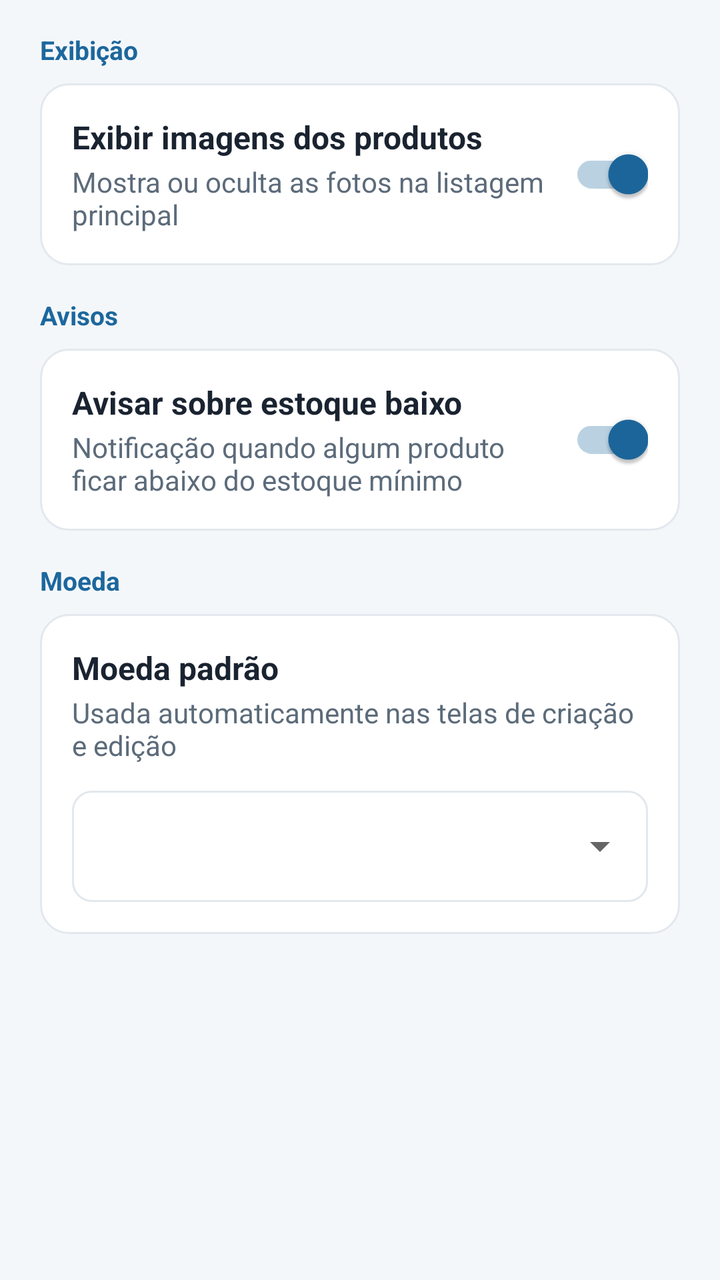
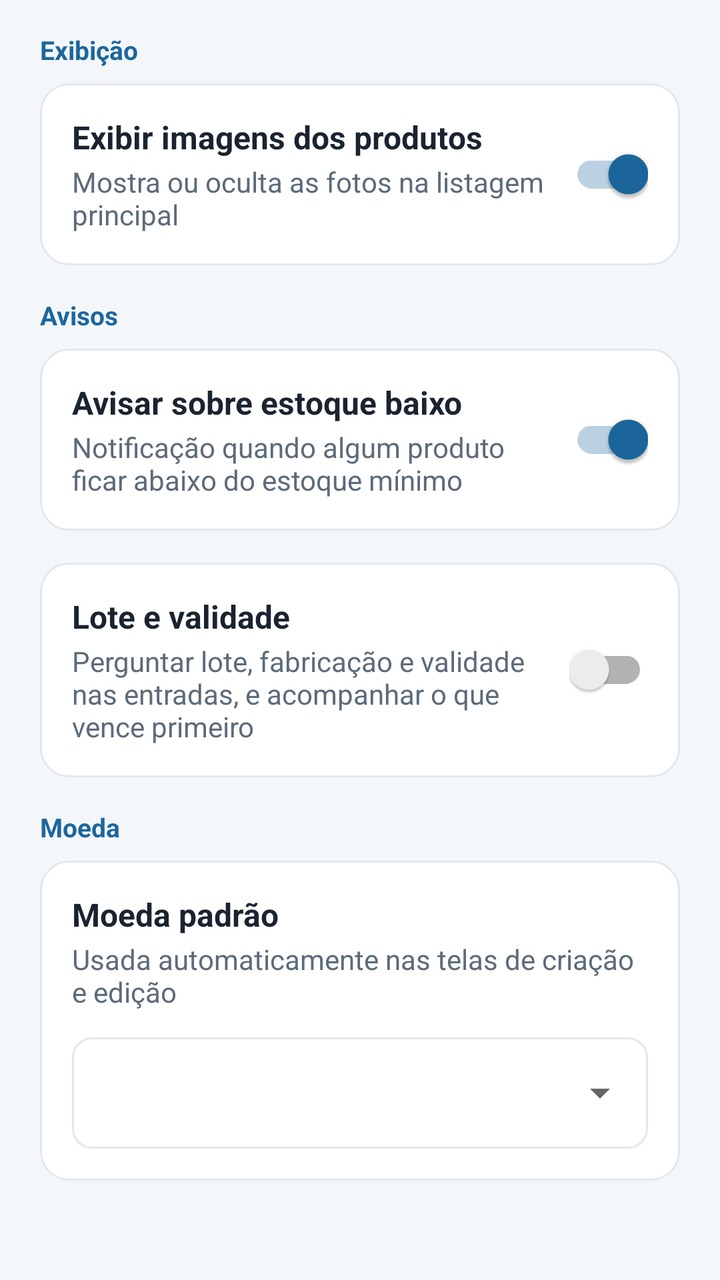

Compare the two renders of this Android layout. The source of the first and the diff that turns it into the second are given below.
<!-- AndroidManifest.xml: application theme CustomActionBarTheme -->
<!-- res/layout/activity_settings.xml -->
<?xml version="1.0" encoding="utf-8"?>
<ScrollView xmlns:android="http://schemas.android.com/apk/res/android"
    xmlns:app="http://schemas.android.com/apk/res-auto"
    android:layout_width="match_parent"
    android:layout_height="match_parent"
    android:fitsSystemWindows="true"
    android:background="@color/color_surface">

    <LinearLayout
        android:layout_width="match_parent"
        android:layout_height="wrap_content"
        android:orientation="vertical"
        android:paddingLeft="@dimen/screen_padding_horizontal"
        android:paddingRight="@dimen/screen_padding_horizontal"
        android:paddingTop="@dimen/screen_padding_top"
        android:paddingBottom="@dimen/screen_padding_bottom">

        <TextView
            android:layout_width="wrap_content"
            android:layout_height="wrap_content"
            android:text="@string/settings_section_display"
            android:textAppearance="@style/TextAppearance.Estoque.Label"
            android:layout_marginBottom="@dimen/field_gap" />

        <LinearLayout
            android:layout_width="match_parent"
            android:layout_height="wrap_content"
            android:orientation="horizontal"
            android:gravity="center_vertical"
            android:background="@drawable/bg_surface"
            android:padding="@dimen/group_padding_compact"
            android:layout_marginBottom="@dimen/section_gap">

            <LinearLayout
                android:layout_width="0dp"
                android:layout_height="wrap_content"
                android:layout_weight="1"
                android:orientation="vertical"
                android:paddingRight="@dimen/field_gap">

                <TextView
                    android:layout_width="wrap_content"
                    android:layout_height="wrap_content"
                    android:text="@string/settings_show_images_title"
                    android:textAppearance="@style/TextAppearance.Estoque.Section" />

                <TextView
                    android:layout_width="wrap_content"
                    android:layout_height="wrap_content"
                    android:text="@string/settings_show_images_summary"
                    android:textAppearance="@style/TextAppearance.Estoque.Supporting"
                    android:layout_marginTop="2dp" />
            </LinearLayout>

            <androidx.appcompat.widget.SwitchCompat
                android:id="@+id/switchShowImages"
                android:layout_width="wrap_content"
                android:layout_height="wrap_content"
                android:checked="true" />
        </LinearLayout>

        <TextView
            android:layout_width="wrap_content"
            android:layout_height="wrap_content"
            android:text="Avisos"
            android:textAppearance="@style/TextAppearance.Estoque.Label"
            android:layout_marginBottom="@dimen/field_gap" />

        <LinearLayout
            android:layout_width="match_parent"
            android:layout_height="wrap_content"
            android:orientation="horizontal"
            android:gravity="center_vertical"
            android:background="@drawable/bg_surface"
            android:padding="@dimen/group_padding_compact"
            android:layout_marginBottom="@dimen/section_gap">

            <LinearLayout
                android:layout_width="0dp"
                android:layout_height="wrap_content"
                android:layout_weight="1"
                android:orientation="vertical"
                android:paddingRight="@dimen/field_gap">

                <TextView
                    android:layout_width="wrap_content"
                    android:layout_height="wrap_content"
                    android:text="Avisar sobre estoque baixo"
                    android:textAppearance="@style/TextAppearance.Estoque.Section" />

                <TextView
                    android:id="@+id/lowStockAlertsSummary"
                    android:layout_width="wrap_content"
                    android:layout_height="wrap_content"
                    android:text="Notificação quando algum produto ficar abaixo do estoque mínimo"
                    android:textAppearance="@style/TextAppearance.Estoque.Supporting"
                    android:layout_marginTop="2dp" />
            </LinearLayout>

            <androidx.appcompat.widget.SwitchCompat
                android:id="@+id/switchLowStockAlerts"
                android:layout_width="wrap_content"
                android:layout_height="wrap_content"
                android:checked="true" />
        </LinearLayout>

        <TextView
            android:layout_width="wrap_content"
            android:layout_height="wrap_content"
            android:text="@string/settings_section_currency"
            android:textAppearance="@style/TextAppearance.Estoque.Label"
            android:layout_marginBottom="@dimen/field_gap" />

        <LinearLayout
            android:layout_width="match_parent"
            android:layout_height="wrap_content"
            android:orientation="vertical"
            android:background="@drawable/bg_surface"
            android:padding="@dimen/group_padding_compact">

            <TextView
                android:layout_width="wrap_content"
                android:layout_height="wrap_content"
                android:text="@string/settings_default_currency_title"
                android:textAppearance="@style/TextAppearance.Estoque.Section" />

            <TextView
                android:layout_width="wrap_content"
                android:layout_height="wrap_content"
                android:text="@string/settings_default_currency_summary"
                android:textAppearance="@style/TextAppearance.Estoque.Supporting"
                android:layout_marginTop="2dp"
                android:layout_marginBottom="@dimen/field_gap" />

            <com.google.android.material.textfield.TextInputLayout
                style="@style/Widget.Estoque.TextInputLayout"
                android:layout_width="match_parent"
                android:layout_height="wrap_content"
                app:endIconMode="dropdown_menu">

                <com.google.android.material.textfield.MaterialAutoCompleteTextView
                    android:id="@+id/spinnerDefaultCurrency"
                    style="@style/Widget.MaterialComponents.AutoCompleteTextView.OutlinedBox"
                    android:layout_width="match_parent"
                    android:layout_height="wrap_content"
                    android:inputType="none"
                    android:importantForAutofill="no" />
            </com.google.android.material.textfield.TextInputLayout>
        </LinearLayout>
    </LinearLayout>
</ScrollView>
<!-- resources referenced by this layout -->
<resources>
  <color name="color_surface">#F4F7FA</color>
  <dimen name="field_gap">8dp</dimen>
  <dimen name="group_padding_compact">16dp</dimen>
  <dimen name="screen_padding_bottom">28dp</dimen>
  <dimen name="screen_padding_horizontal">20dp</dimen>
  <dimen name="screen_padding_top">16dp</dimen>
  <dimen name="section_gap">16dp</dimen>
  <!-- drawable bg_surface (drawable) -->
  <?xml version="1.0" encoding="utf-8"?>
  <shape xmlns:android="http://schemas.android.com/apk/res/android"
      android:shape="rectangle">
      <solid android:color="@color/color_surface_content" />
      <corners android:radius="@dimen/radius_surface" />
      <stroke
          android:width="@dimen/stroke_width"
          android:color="@color/color_border" />
  </shape>
  <string name="settings_default_currency_summary">Usada automaticamente nas telas de criação e edição</string>
  <string name="settings_default_currency_title">Moeda padrão</string>
  <string name="settings_section_currency">Moeda</string>
  <string name="settings_section_display">Exibição</string>
  <string name="settings_show_images_summary">Mostra ou oculta as fotos na listagem principal</string>
  <string name="settings_show_images_title">Exibir imagens dos produtos</string>
  <style name="TextAppearance.Estoque.Label">
          <item name="android:textSize">13sp</item>
          <item name="android:textStyle">bold</item>
          <item name="android:textColor">@color/color_brand</item>
      </style>
  <style name="TextAppearance.Estoque.Section">
          <item name="android:textSize">16sp</item>
          <item name="android:textStyle">bold</item>
          <item name="android:textColor">@color/color_text</item>
      </style>
  <style name="TextAppearance.Estoque.Supporting">
          <item name="android:textSize">14sp</item>
          <item name="android:textColor">@color/color_text_muted</item>
          <item name="android:lineSpacingExtra">3dp</item>
      </style>
  <color name="color_surface_content">#FFFFFF</color>
  <dimen name="radius_surface">14dp</dimen>
  <dimen name="stroke_width">1dp</dimen>
  <color name="color_border">#E3E8EE</color>
  <color name="color_brand">#1C679D</color>
  <color name="color_text">#1A2330</color>
  <color name="color_text_muted">#5C6B7A</color>
  <color name="color_accent">#1C679D</color>
  <dimen name="radius_button">10dp</dimen>
  <dimen name="stroke_width_button">1.5dp</dimen>
  <color name="color_error">#C62828</color>
  <style name="MyActionBar" parent="@style/Widget.AppCompat.Light.ActionBar.Solid.Inverse">
          <item name="android:background">@color/colorActionBar</item>
          <item name="background">@color/colorActionBar</item>
      </style>
  <color name="colorPrimary">@color/color_brand</color>
  <color name="colorPrimaryDark">@color/color_brand_dark</color>
  <color name="colorAccent">@color/color_brand</color>
  <style name="Theme.Estoque.Dialog" parent="Theme.MaterialComponents.Light.Dialog.Alert.Bridge">
          <item name="colorAccent">@color/color_brand</item>
          <item name="colorPrimary">@color/color_brand</item>
          <item name="android:textColorPrimary">@color/color_text</item>
          <item name="android:windowBackground">@color/color_surface_content</item>
          <item name="textInputStyle">@style/Widget.Estoque.TextInputLayout</item>
          <item name="viewInflaterClass">androidx.appcompat.app.AppCompatViewInflater</item>
      </style>
  <color name="system_bar">@color/color_brand</color>
  <color name="colorActionBar">@color/color_brand</color>
  <color name="color_brand_dark">#15537E</color>
  <dimen name="button_padding_vertical">14dp</dimen>
  <dimen name="button_min_height">48dp</dimen>
  <color name="color_ripple_on_brand">#33FFFFFF</color>
  <color name="color_disabled">#C5CDD6</color>
  <!-- unchanged entries left out for length: 4 -->
</resources>

<!-- the commit's change to res/layout/activity_settings.xml (unified diff, before → after) -->
@@ -104,6 +104,43 @@
                 android:checked="true" />
         </LinearLayout>
 
+        <LinearLayout
+            android:layout_width="match_parent"
+            android:layout_height="wrap_content"
+            android:orientation="horizontal"
+            android:gravity="center_vertical"
+            android:background="@drawable/bg_surface"
+            android:padding="@dimen/group_padding_compact"
+            android:layout_marginBottom="@dimen/section_gap">
+
+            <LinearLayout
+                android:layout_width="0dp"
+                android:layout_height="wrap_content"
+                android:layout_weight="1"
+                android:orientation="vertical"
+                android:paddingRight="@dimen/field_gap">
+
+                <TextView
+                    android:layout_width="wrap_content"
+                    android:layout_height="wrap_content"
+                    android:text="Lote e validade"
+                    android:textAppearance="@style/TextAppearance.Estoque.Section" />
+
+                <TextView
+                    android:id="@+id/batchTrackingSummary"
+                    android:layout_width="wrap_content"
+                    android:layout_height="wrap_content"
+                    android:text="Perguntar lote, fabricação e validade nas entradas, e acompanhar o que vence primeiro"
+                    android:textAppearance="@style/TextAppearance.Estoque.Supporting"
+                    android:layout_marginTop="2dp" />
+            </LinearLayout>
+
+            <androidx.appcompat.widget.SwitchCompat
+                android:id="@+id/switchBatchTracking"
+                android:layout_width="wrap_content"
+                android:layout_height="wrap_content" />
+        </LinearLayout>
+
         <TextView
             android:layout_width="wrap_content"
             android:layout_height="wrap_content"
